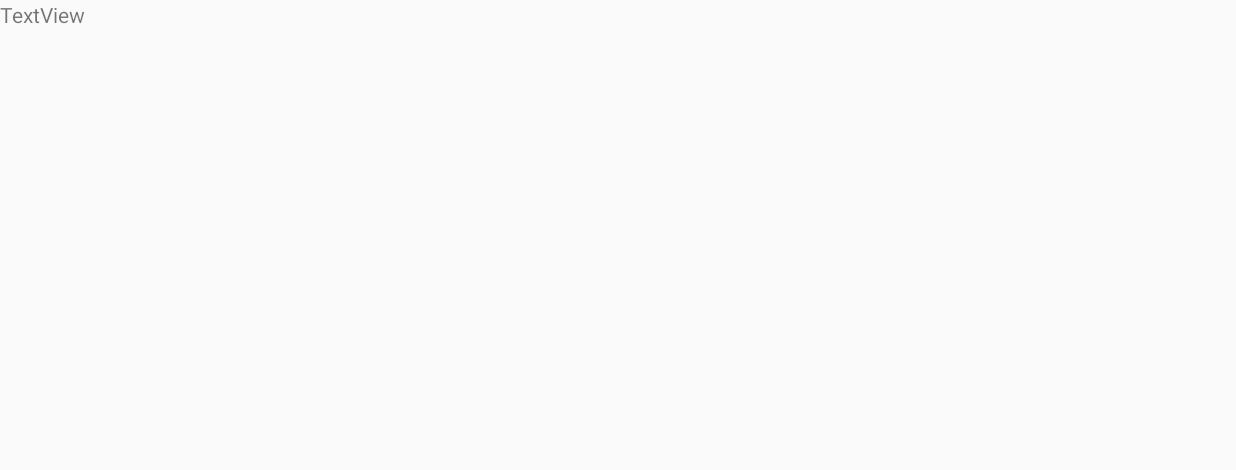
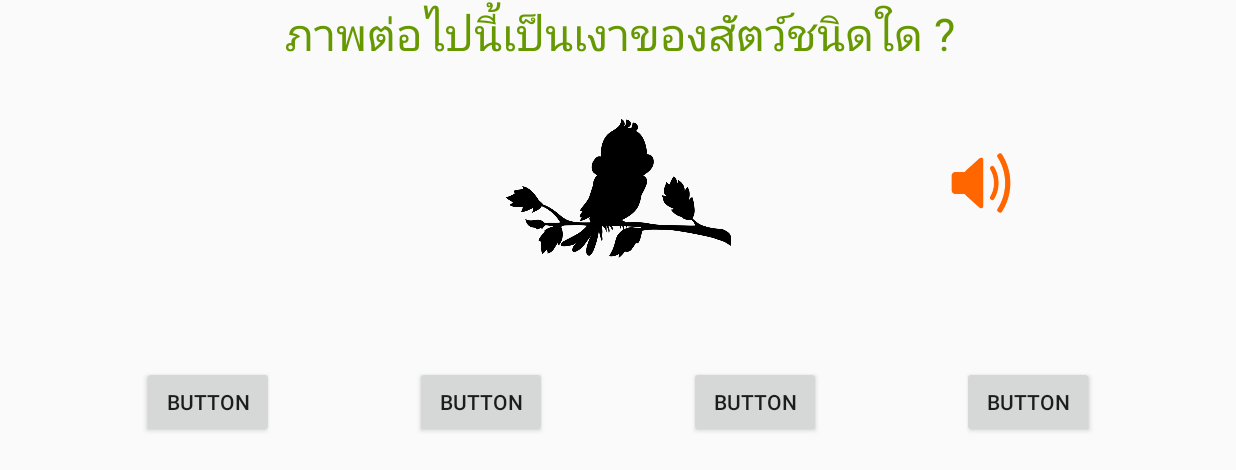
Before and after one commit to kengkungkeng/AnimalForFun, an Android app: the screen it shows after launch (Game), on a phone screen of 824 x 412 dp (held sideways). Before the commit the part shown is almost empty. Shown: the top 470 px of the screen. Run offline under Robolectric (Android 15) with nearby library versions, the phone set to English and light mode, and no system bars.

Commit message:
Design Game UI Complete

```diff
--- a/app/src/main/res/layout/activity_game.xml
+++ b/app/src/main/res/layout/activity_game.xml
@@ -9,8 +9,86 @@
     tools:context="comsci.kengkung.animalforfun.Game">
 
     <TextView
-        android:id="@+id/textView"
+        android:id="@+id/txthead"
         android:layout_width="wrap_content"
         android:layout_height="wrap_content"
-        android:text="TextView" />
+        android:text="@string/question"
+        android:textColor="@android:color/holo_green_dark"
+        android:textSize="@dimen/h1"
+        app:layout_constraintHorizontal_bias="0.503"
+        app:layout_constraintLeft_toLeftOf="parent"
+        app:layout_constraintRight_toRightOf="parent"
+        tools:layout_editor_absoluteY="39dp" />
+
+    <ImageView
+        android:id="@+id/imv001"
+        android:layout_width="150dp"
+        android:layout_height="150dp"
+        android:layout_marginLeft="8dp"
+        android:layout_marginRight="8dp"
+        android:layout_marginTop="8dp"
+        app:layout_constraintLeft_toLeftOf="parent"
+        app:layout_constraintRight_toRightOf="parent"
+        app:layout_constraintTop_toBottomOf="@+id/txthead"
+        app:srcCompat="@drawable/bird_02"
+        android:layout_marginStart="8dp"
+        android:layout_marginEnd="8dp" />
+
+    <ImageButton
+        android:id="@+id/imbvol1"
+        android:layout_width="40dp"
+        android:layout_height="40dp"
+        android:layout_marginRight="150dp"
+        android:background="@null"
+        android:scaleType="fitCenter"
+        app:layout_constraintRight_toRightOf="parent"
+        app:srcCompat="@drawable/volume"
+        app:layout_constraintLeft_toRightOf="@+id/imv001"
+        android:layout_marginLeft="8dp"
+        app:layout_constraintHorizontal_bias="1.0"
+        android:layout_marginTop="59dp"
+        app:layout_constraintTop_toBottomOf="@+id/txthead"
+        android:layout_marginStart="8dp"
+        android:layout_marginEnd="150dp" />
+
+    <Button
+        android:id="@+id/btn1"
+        android:layout_width="wrap_content"
+        android:layout_height="wrap_content"
+        android:layout_marginTop="43dp"
+        android:onClick="choiceAns"
+        android:text="Button"
+        app:layout_constraintLeft_toLeftOf="parent"
+        app:layout_constraintRight_toLeftOf="@+id/btn2"
+        app:layout_constraintTop_toBottomOf="@+id/imv001" />
+
+    <Button
+        android:id="@+id/btn2"
+        android:layout_width="wrap_content"
+        android:layout_height="wrap_content"
+        android:onClick="choiceAns"
+        android:text="Button"
+        app:layout_constraintLeft_toRightOf="@+id/btn1"
+        app:layout_constraintRight_toLeftOf="@+id/btn3"
+        app:layout_constraintTop_toTopOf="@+id/btn1" />
+
+    <Button
+        android:id="@+id/btn3"
+        android:layout_width="wrap_content"
+        android:layout_height="wrap_content"
+        android:onClick="choiceAns"
+        android:text="Button"
+        app:layout_constraintLeft_toRightOf="@+id/btn2"
+        app:layout_constraintRight_toLeftOf="@+id/btn4"
+        app:layout_constraintTop_toTopOf="@+id/btn2" />
+
+    <Button
+        android:id="@+id/btn4"
+        android:layout_width="wrap_content"
+        android:layout_height="wrap_content"
+        android:onClick="choiceAns"
+        android:text="Button"
+        app:layout_constraintLeft_toRightOf="@+id/btn3"
+        app:layout_constraintRight_toRightOf="parent"
+        app:layout_constraintTop_toTopOf="@+id/btn3" />
 </android.support.constraint.ConstraintLayout>
```
